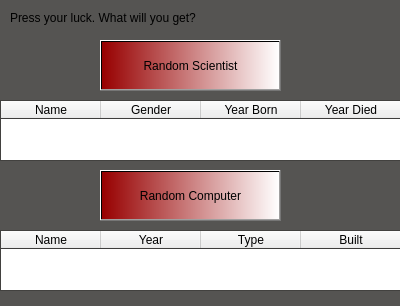
The window that EndurvinnslustöðATeam/Skil3/Ui/random.ui (trunti/verklegtn-m) describes before a commit, drawn with Qt 5.
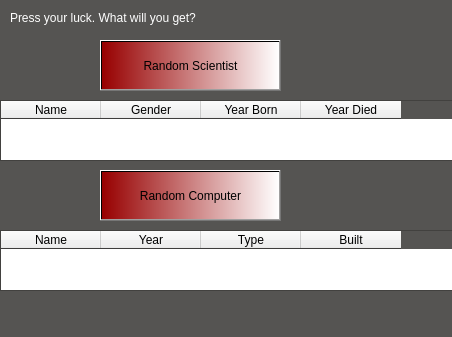
The same window after the commit. Icons and pictures are not drawn.

```diff
--- a/EndurvinnslustöðATeam/Skil3/Ui/random.ui
+++ b/EndurvinnslustöðATeam/Skil3/Ui/random.ui
@@ -6,8 +6,8 @@
    <rect>
     <x>0</x>
     <y>0</y>
-    <width>400</width>
-    <height>306</height>
+    <width>452</width>
+    <height>337</height>
    </rect>
   </property>
   <property name="palette">
@@ -196,6 +196,9 @@
      <height>16</height>
     </rect>
    </property>
+   <property name="styleSheet">
+    <string notr="true">color: rgb(255, 255, 255);</string>
+   </property>
    <property name="text">
     <string>Press your luck. What will you get?</string>
    </property>
```
